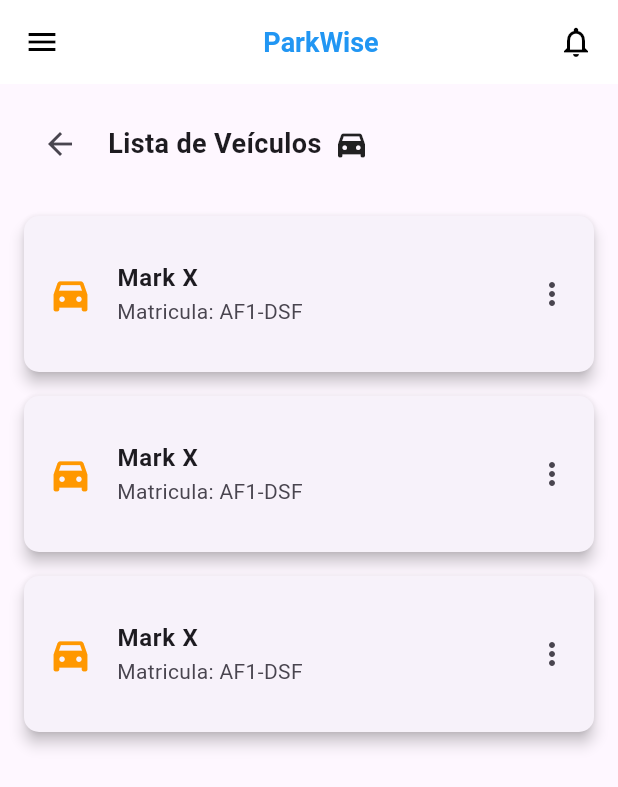
After one commit to YasserMomade/smart-parking-management-app, a Flutter app: the TelaListarVeiculos screen opened directly, on a phone screen of 412 x 824 dp. The commit adds this screen. Shown: the top 787 px of the screen. Run offline on Flutter 3.47's test engine with Material 3 defaults, Android fonts, the phone set to English and light mode, and no system bars; our stand-ins replace cloud_firestore, firebase_auth, firebase_core, google_fonts; accounts and stored records are empty.

Commit message:
Listar Viaturas adicionadas
Listar Viaturas - Jerson Tomas Bernardo

```diff
--- a/lib/Views/adicionar_Viatura.dart
+++ b/lib/Views/adicionar_Viatura.dart
@@ -28,21 +28,14 @@ class _estadoTelaAddViatura extends State<AdicionarViatura> {
       body: SafeArea(
         child: Column(
           children: [
-            // Custom App Bar - Conforme a tela de menu, mas com seta de voltar
+
             Container(
               color: Colors.white,
               padding: const EdgeInsets.symmetric(horizontal: 16, vertical: 12),
               child: Row(
                 mainAxisAlignment: MainAxisAlignment.spaceBetween,
                 children: [
-                  GestureDetector(
-                    onTap: () => Navigator.pop(context), // Botão de voltar
-                    child: Icon(
-                      Icons.arrow_back, // Ícone de seta para voltar
-                      color: Colors.black,
-                      size: 24,
-                    ),
-                  ),
+
                   Text(
                     'ParkWise',
                     style: TextStyle(
--- /dev/null
+++ b/lib/Views/listarViatura.dart
@@ -0,0 +1,109 @@
+import 'package:flutter/material.dart';
+
+
+class TelaListarVeiculos extends StatelessWidget {
+  const TelaListarVeiculos({super.key});
+
+  @override
+  Widget build(BuildContext context) {
+    return Scaffold(
+      drawer: const Drawer(),
+      appBar: AppBar(
+        backgroundColor: Colors.white,
+        elevation: 0,
+        leading: Builder(
+          builder: (context) => IconButton(
+            icon: const Icon(Icons.menu, color: Colors.black),
+            onPressed: () => Scaffold.of(context).openDrawer(),
+          ),
+        ),
+        actions: const [
+          Padding(
+            padding: EdgeInsets.only(right: 16),
+            child: Icon(Icons.notifications_none, color: Colors.black),
+          ),
+        ],
+        title: const Center(
+          child: Text(
+            "ParkWise",
+            style: TextStyle(
+              color: Colors.blue,
+              fontWeight: FontWeight.bold,
+              fontSize: 18,
+            ),
+          ),
+        ),
+      ),
+      body: Padding(
+        padding: const EdgeInsets.all(16),
+        child: Column(
+          crossAxisAlignment: CrossAxisAlignment.start,
+          children: [
+            Row(
+              children: [
+                IconButton(
+                  icon: const Icon(Icons.arrow_back),
+                  onPressed: () {
+                    // Navigate to 'telaMenu'
+                    Navigator.push(
+                      context,
+                      MaterialPageRoute(
+                        builder: (context) => const telaMenu(),
+                      ),
+                    );
+                  },
+                ),
+                const SizedBox(width: 8),
+                const Text(
+                  "Lista de Veículos",
+                  style: TextStyle(fontSize: 18, fontWeight: FontWeight.bold),
+                ),
+                const SizedBox(width: 8),
+                const Icon(Icons.directions_car_filled),
+              ],
+            ),
+            const SizedBox(height: 16),
+            Expanded(
+              child: ListView.builder(
+                itemCount: 3,
+                itemBuilder: (_, index) => const VeiculoCard(),
+              ),
+            ),
+          ],
+        ),
+      ),
+    );
+  }
+}
+
+class VeiculoCard extends StatelessWidget {
+  const VeiculoCard({super.key});
+
+  @override
+  Widget build(BuildContext context) {
+    return GestureDetector(
+      onTap: () {
+        print('Veículo Card Tapped');
+      },
+      child: Card(
+        elevation: 4,
+        shape: RoundedRectangleBorder(borderRadius: BorderRadius.circular(10)),
+        margin: const EdgeInsets.symmetric(vertical: 8),
+        child: ListTile(
+          contentPadding: const EdgeInsets.all(16),
+          leading: const Icon(
+            Icons.directions_car_filled,
+            color: Colors.orange,
+            size: 30,
+          ),
+          title: const Text(
+            "Mark X",
+            style: TextStyle(fontWeight: FontWeight.bold),
+          ),
+          subtitle: const Text("Matricula: AF1-DSF"),
+          trailing: const Icon(Icons.more_vert),
+        ),
+      ),
+    );
+  }
+}
--- a/lib/Views/menu.dart
+++ b/lib/Views/menu.dart
@@ -188,7 +188,13 @@ class telaMenu extends StatelessWidget {
                     _cartaoMenu(
                       icon: Icons.assignment,
                       title: 'Lista de veículo',
-                      onTap: () {},
+                      onTap: () {
+                        Navigator.push(
+                            context,
+                            MaterialPageRoute(
+                            builder: (context) => const TelaListarVeiculos()
+                        ),
+                      },
                     ),
                     _cartaoMenu(
                       icon: Icons.article_outlined,
```
